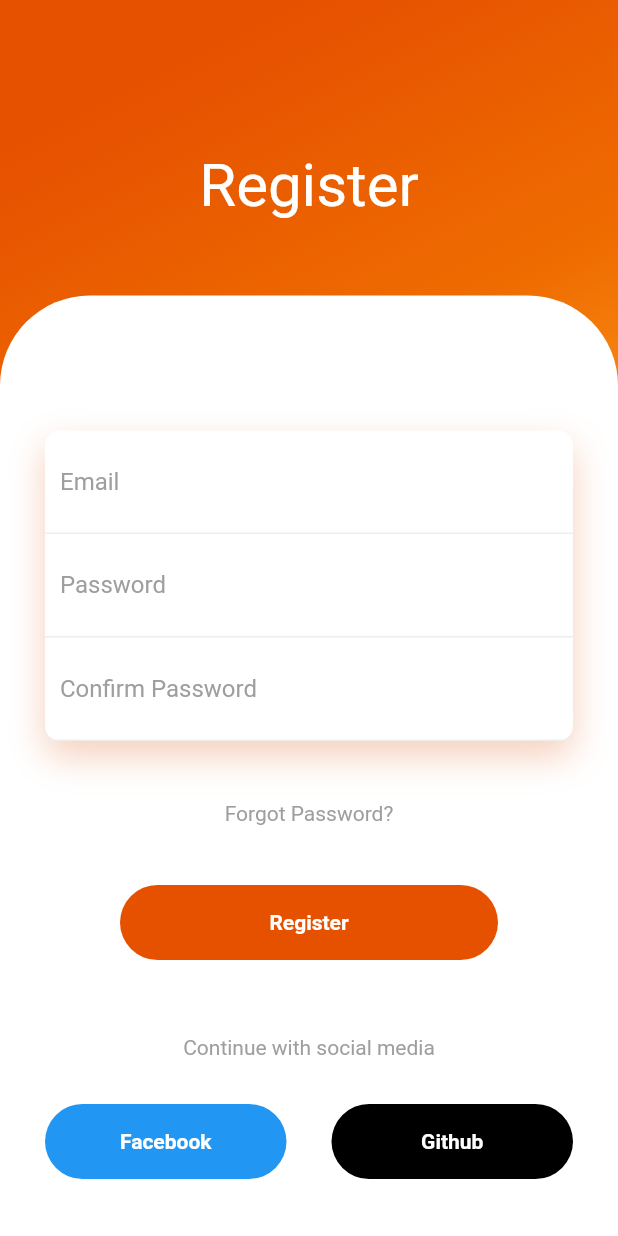
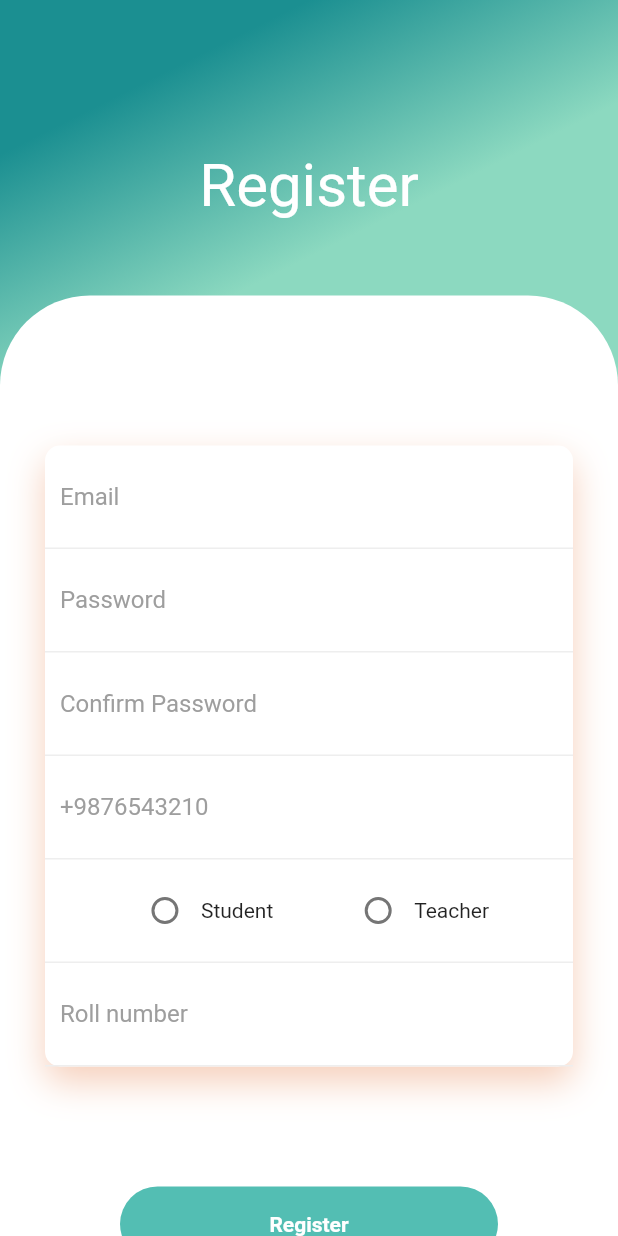
Before and after one commit to nishantGcode10/gurukul, a Flutter app: the screen it shows after launch, after a tap on "Create Account", on a phone screen of 412 x 824 dp. Run offline on Flutter 3.47's test engine with Material 2 defaults, Android fonts, the light colour scheme and no system bars; our stand-ins replace auto_size_text, firebase_auth, form_field_validator, simple_animations; accounts and stored records are empty.

Commit message:
login and reg screen improved

```diff
--- a/lib/screens/login.dart
+++ b/lib/screens/login.dart
@@ -5,7 +5,7 @@ import 'package:gurukul_beta/animations/fade.dart';
 //import 'package:email_validator/email_validator.dart';
 import 'package:form_field_validator/form_field_validator.dart';
 import 'regScreen.dart';
-
+import 'package:gurukul_beta/demo.dart';
 class login extends StatefulWidget {
   @override
   _loginState createState() => _loginState();
@@ -66,6 +66,7 @@ class _loginState extends State<login> {
               SizedBox(height: 20),
               Expanded(
                 child: Container(
+                  padding: EdgeInsets.only(top: 10.0),
                   decoration: BoxDecoration(
                       color: Colors.white,
                       borderRadius: BorderRadius.only(
@@ -179,7 +180,9 @@ class _loginState extends State<login> {
                                       context,
                                       MaterialPageRoute(
                                           builder: (BuildContext context) =>
-                                              RegScreen()));
+                                              RegScreen(),
+                                        // HomePage(),
+                                      ));
                                 },
                                 child: Text(
                                   "Create Account",
--- a/lib/screens/regScreen.dart
+++ b/lib/screens/regScreen.dart
@@ -17,6 +17,16 @@ class _RegScreenState extends State<RegScreen> {
   final _auth = FirebaseAuth.instance;
   String pass;
   String email;
+  String phone;
+  String rollno;
+  int radioValue = -1;
+
+  void _handleRadioValueChanged(int value) {
+    setState(() {
+      radioValue = value;
+      print(radioValue);
+    });
+  }
   @override
   Widget build(BuildContext context) {
     Future<void> _showMyDialog() async {
@@ -47,6 +57,14 @@ class _RegScreenState extends State<RegScreen> {
       );
     }
 
+    final phoneValidator = MultiValidator([
+      RequiredValidator(errorText: 'phone number is required'),
+      MinLengthValidator(1,
+          errorText: 'phone number must be at least 1 digits long'),
+      PatternValidator(r'(^(?:[+0]9)?[0-9]{10,12}$)',
+          errorText: 'phone number is not valid')
+    ]);
+
     final passwordValidator = MultiValidator([
       RequiredValidator(errorText: 'password is required'),
       MinLengthValidator(8,
@@ -54,14 +72,33 @@ class _RegScreenState extends State<RegScreen> {
       PatternValidator(r'(?=.*?[#?!@$%^&*-])',
           errorText: 'passwords must have at least one special character')
     ]);
+
+    final emailValidator = MultiValidator([
+      RequiredValidator(errorText: 'email is required'),
+      MinLengthValidator(1,
+          errorText: 'email must be at least 1 digits long'),
+      PatternValidator(r"^[a-zA-Z0-9.a-zA-Z0-9.!#$%&'*+-/=?^_`{|}~]+@[a-zA-Z0-9]+\.[a-zA-Z]+",
+          errorText: 'email is not valid')
+    ]);
+
+    final rollValidator = MultiValidator([
+      RequiredValidator(errorText: 'roll number is required',
+      ),
+      MinLengthValidator(1,
+          errorText: 'roll number must be at least 1 digits long'),
+    ]);
+
+
+
     return Scaffold(
       body: Container(
         width: double.infinity,
         decoration: BoxDecoration(
             gradient: LinearGradient(begin: Alignment.topCenter, colors: [
-          Colors.orange[900],
-          Colors.orange[800],
-          Colors.orange[400]
+              Color(0xFF1B8F91),
+              Color(0xFF8CD9C0),
+              Color(0xFF8CD9C0),
+              Colors.white,
         ])),
         child: Form(
           key: _formKey,
@@ -93,6 +130,7 @@ class _RegScreenState extends State<RegScreen> {
               SizedBox(height: 20),
               Expanded(
                 child: Container(
+                  padding: EdgeInsets.only(top: 10.0),
                   decoration: BoxDecoration(
                       color: Colors.white,
                       borderRadius: BorderRadius.only(
@@ -121,6 +159,7 @@ class _RegScreenState extends State<RegScreen> {
                                     ]),
                                 child: Column(
                                   children: <Widget>[
+                                    //email box
                                     Container(
                                       padding: EdgeInsets.all(10),
                                       decoration: BoxDecoration(
@@ -128,19 +167,21 @@ class _RegScreenState extends State<RegScreen> {
                                               bottom: BorderSide(
                                                   color: Colors.grey[200]))),
                                       child: TextFormField(
-                                        onChanged: (value) {
-                                          email = value;
+                                        obscureText: false,
+                                        onChanged: (val){
+                                          setState(() {
+                                            email = val;
+                                          });
                                         },
-                                        validator: EmailValidator(
-                                            errorText:
-                                                'Enter a valid Email Address'),
+                                        validator: emailValidator,
                                         decoration: InputDecoration(
                                             hintText: "Email",
                                             hintStyle:
-                                                TextStyle(color: Colors.grey),
+                                            TextStyle(color: Colors.grey),
                                             border: InputBorder.none),
                                       ),
                                     ),
+                                    //password box
                                     Container(
                                       padding: EdgeInsets.all(10),
                                       decoration: BoxDecoration(
@@ -158,6 +199,7 @@ class _RegScreenState extends State<RegScreen> {
                                             border: InputBorder.none),
                                       ),
                                     ),
+                                    //match password
                                     Container(
                                       padding: EdgeInsets.all(10),
                                       decoration: BoxDecoration(
@@ -177,18 +219,82 @@ class _RegScreenState extends State<RegScreen> {
                                             border: InputBorder.none),
                                       ),
                                     ),
+                                    //phone number box
+                                    Container(
+                                      padding: EdgeInsets.all(10),
+                                      decoration: BoxDecoration(
+                                          border: Border(
+                                              bottom: BorderSide(
+                                                  color: Colors.grey[200]))),
+                                      child: TextFormField(
+                                        obscureText: false,
+                                        onChanged: (val) => phone = val,
+                                        validator: phoneValidator,
+                                        decoration: InputDecoration(
+                                            hintText: "+9876543210",
+                                            hintStyle:
+                                            TextStyle(color: Colors.grey),
+                                            border: InputBorder.none),
+                                      ),
+                                    ),
+                                    //role
+                                    Container(
+                                      padding: EdgeInsets.all(10),
+                                      decoration: BoxDecoration(
+                                          border: Border(
+                                              bottom: BorderSide(
+                                                  color: Colors.grey[200]))),
+                                      child: Row(
+                                        mainAxisAlignment: MainAxisAlignment.spaceEvenly,
+                                        children: [
+                                          Row(
+                                            children: [
+                                              new Radio(
+                                                  activeColor: Colors.green,
+                                                  value: 0,
+                                                  groupValue: radioValue,
+                                                  onChanged: _handleRadioValueChanged),
+                                              Text('Student'),
+                                            ],
+                                          ),
+                                          Row(
+                                            children: [
+                                              new Radio<int>(
+                                                  activeColor: Colors.green,
+                                                  value: 1,
+                                                  groupValue: radioValue,
+                                                  onChanged: _handleRadioValueChanged),
+                                              Text('Teacher'),
+                                            ],
+                                          ),
+                                        ],
+                                      )
+                                    ),
+                                    //roll number
+                                    Container(
+                                      padding: EdgeInsets.all(10),
+                                      decoration: BoxDecoration(
+                                          border: Border(
+                                              bottom: BorderSide(
+                                                  color: Colors.grey[200]))),
+                                      child: TextFormField(
+                                        obscureText: false,
+                                        onChanged: (val) => rollno = val,
+                                        validator: rollValidator,
+                                        decoration: InputDecoration(
+                                            hintText: "Roll number",
+                                            hintStyle:
+                                            TextStyle(color: Colors.grey),
+                                            border: InputBorder.none),
+                                      ),
+                                    ),
                                   ],
                                 ),
                               )),
                           SizedBox(
                             height: 40,
                           ),
-                          FadeAnimation(
-                              1.5,
-                              Text(
-                                "Forgot Password?",
-                                style: TextStyle(color: Colors.grey),
-                              )),
+                          //
                           SizedBox(
                             height: 40,
                           ),
@@ -220,7 +326,7 @@ class _RegScreenState extends State<RegScreen> {
                                   margin: EdgeInsets.symmetric(horizontal: 50),
                                   decoration: BoxDecoration(
                                       borderRadius: BorderRadius.circular(50),
-                                      color: Colors.orange[900]),
+                                      color: Color(0xFF53BEB3)),
                                   child: Center(
                                     child: Text(
                                       "Register",
@@ -234,60 +340,7 @@ class _RegScreenState extends State<RegScreen> {
                           SizedBox(
                             height: 50,
                           ),
-                          FadeAnimation(
-                              1.7,
-                              Text(
-                                "Continue with social media",
-                                style: TextStyle(color: Colors.grey),
-                              )),
-                          SizedBox(
-                            height: 30,
-                          ),
-                          Row(
-                            children: <Widget>[
-                              Expanded(
-                                child: FadeAnimation(
-                                    1.8,
-                                    Container(
-                                      height: 50,
-                                      decoration: BoxDecoration(
-                                          borderRadius:
-                                              BorderRadius.circular(50),
-                                          color: Colors.blue),
-                                      child: Center(
-                                        child: Text(
-                                          "Facebook",
-                                          style: TextStyle(
-                                              color: Colors.white,
-                                              fontWeight: FontWeight.bold),
-                                        ),
-                                      ),
-                                    )),
-                              ),
-                              SizedBox(
-                                width: 30,
-                              ),
-                              Expanded(
-                                child: FadeAnimation(
-                                    1.9,
-                                    Container(
-                                      height: 50,
-                                      decoration: BoxDecoration(
-                                          borderRadius:
-                                              BorderRadius.circular(50),
-                                          color: Colors.black),
-                                      child: Center(
-                                        child: Text(
-                                          "Github",
-                                          style: TextStyle(
-                                              color: Colors.white,
-                                              fontWeight: FontWeight.bold),
-                                        ),
-                                      ),
-                                    )),
-                              )
-                            ],
-                          )
+                          //
                         ],
                       ),
                     ),
```
